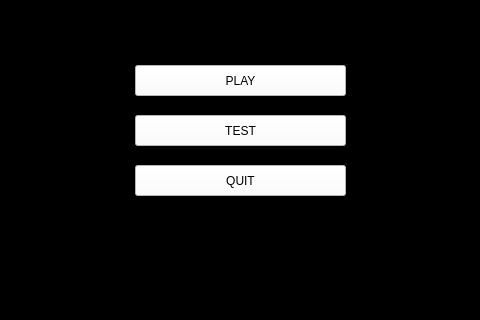
Qt form inc/mainmenu.ui (NickAvery/CS_383_RANCOR) before a commit; both pictures show x 225 to 705 and y 202 to 522 of the 968 by 623 pixel window.
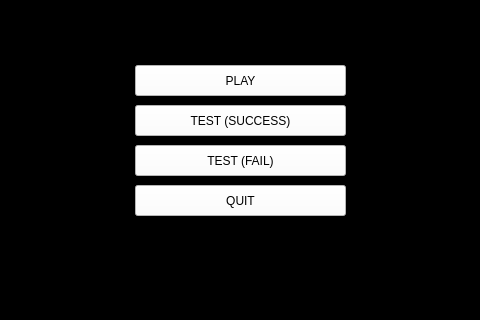
The same form after that commit.

Commit message: added failure path button

```diff
--- a/inc/mainmenu.ui
+++ b/inc/mainmenu.ui
@@ -63,7 +63,7 @@
     <property name="geometry">
      <rect>
       <x>360</x>
-      <y>300</y>
+      <y>290</y>
       <width>211</width>
       <height>31</height>
      </rect>
@@ -73,14 +73,14 @@
 background-color: rgb(255, 255, 255);</string>
     </property>
     <property name="text">
-     <string>TEST</string>
+     <string>TEST (SUCCESS)</string>
     </property>
    </widget>
    <widget class="QPushButton" name="pushButton_3">
     <property name="geometry">
      <rect>
       <x>360</x>
-      <y>350</y>
+      <y>370</y>
       <width>211</width>
       <height>31</height>
      </rect>
@@ -93,6 +93,23 @@
      <string>QUIT</string>
     </property>
    </widget>
+   <widget class="QPushButton" name="pushButton_4">
+    <property name="geometry">
+     <rect>
+      <x>360</x>
+      <y>330</y>
+      <width>211</width>
+      <height>31</height>
+     </rect>
+    </property>
+    <property name="styleSheet">
+     <string notr="true">font: 75 12pt &quot;System&quot;;
+background-color: rgb(255, 255, 255);</string>
+    </property>
+    <property name="text">
+     <string>TEST (FAIL)</string>
+    </property>
+   </widget>
    <zorder>label</zorder>
    <zorder>pushButton_3</zorder>
    <zorder>pushButton_2</zorder>
```
Left out of the diff: 3 changed lines with no effect on the pictures.
